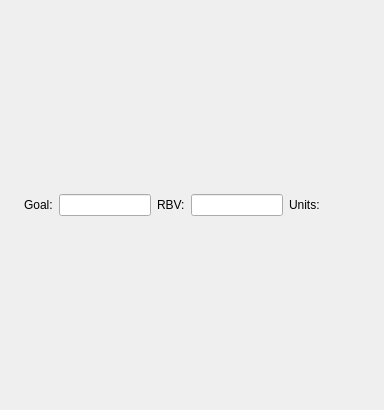
Above: lcls_user_motor_gui/ui/param.ui from ctslac/lcls-user-motor-gui before the change. Below: the same form after it.
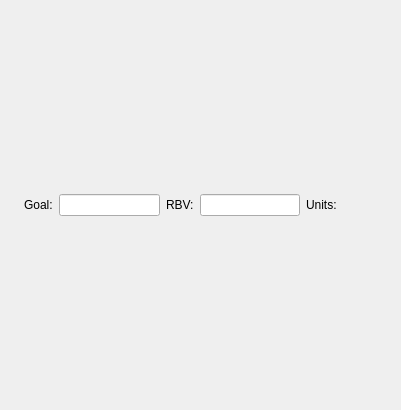
That is the form after the change. Custom widgets are drawn as their Qt base class.

Commit message: got expert widgets populating again

```diff
--- a/lcls_user_motor_gui/ui/param.ui
+++ b/lcls_user_motor_gui/ui/param.ui
@@ -6,7 +6,7 @@
    <rect>
     <x>0</x>
     <y>0</y>
-    <width>384</width>
+    <width>401</width>
     <height>410</height>
    </rect>
   </property>
@@ -153,6 +153,9 @@
        <property name="enableRichText" stdset="0">
         <bool>false</bool>
        </property>
+       <property name="displayFormat" stdset="0">
+        <enum>PyDMLabel::String</enum>
+       </property>
       </widget>
      </item>
      <item>
```
The commit also changes 6 other files.
